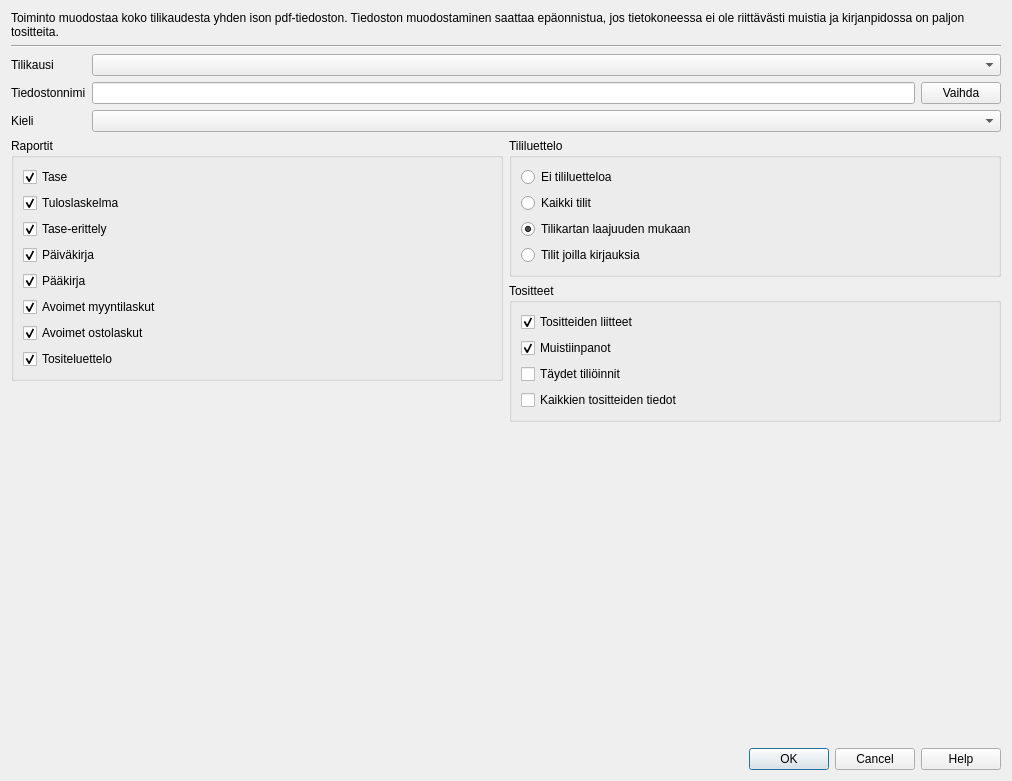
artoh/kitupiikki, file kitsas/arkistoija/aineistodialog.ui: the form before one commit.
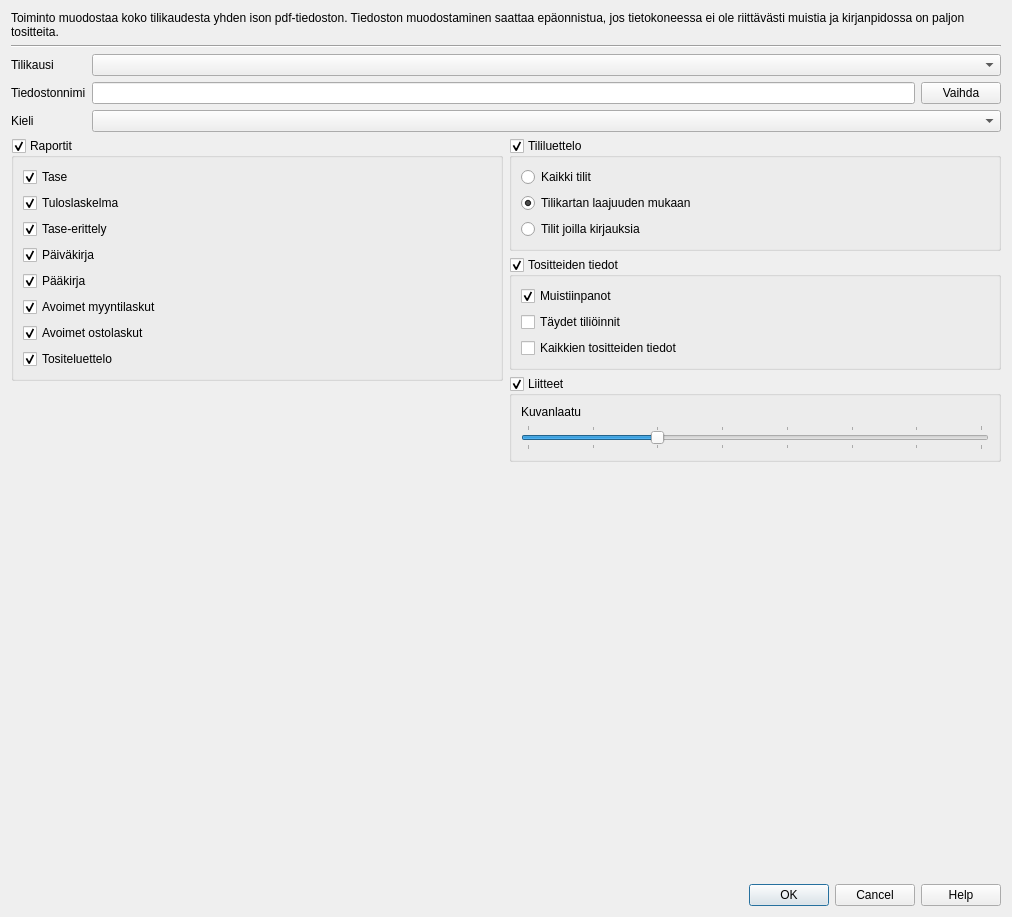
The form after the commit. Icons and pictures are not drawn.

The edit to the form file:
```diff
--- a/kitsas/arkistoija/aineistodialog.ui
+++ b/kitsas/arkistoija/aineistodialog.ui
@@ -7,13 +7,13 @@
     <x>0</x>
     <y>0</y>
     <width>1012</width>
-    <height>781</height>
+    <height>917</height>
    </rect>
   </property>
   <property name="windowTitle">
    <string>Kirjanpitoaineiston muodostaminen</string>
   </property>
-  <layout class="QVBoxLayout" name="verticalLayout_6">
+  <layout class="QVBoxLayout" name="verticalLayout_7">
    <item>
     <widget class="QLabel" name="label_4">
      <property name="text">
@@ -94,7 +94,7 @@
     </layout>
    </item>
    <item>
-    <layout class="QHBoxLayout" name="horizontalLayout_2">
+    <layout class="QHBoxLayout" name="horizontalLayout_2" stretch="1,1">
      <item>
       <layout class="QVBoxLayout" name="verticalLayout_5">
        <item>
@@ -102,6 +102,9 @@
          <property name="title">
           <string>Raportit</string>
          </property>
+         <property name="checkable">
+          <bool>true</bool>
+         </property>
          <layout class="QVBoxLayout" name="verticalLayout_4">
           <item>
            <widget class="QCheckBox" name="taseCheck">
@@ -209,16 +212,9 @@
           <string>Tililuettelo</string>
          </property>
          <property name="checkable">
-          <bool>false</bool>
+          <bool>true</bool>
          </property>
          <layout class="QVBoxLayout" name="verticalLayout_2">
-          <item>
-           <widget class="QRadioButton" name="eitlRadio">
-            <property name="text">
-             <string>Ei tililuetteloa</string>
-            </property>
-           </widget>
-          </item>
           <item>
            <widget class="QRadioButton" name="kaikkitlRadio">
             <property name="text">
@@ -249,19 +245,12 @@
        <item>
         <widget class="QGroupBox" name="groupBox_3">
          <property name="title">
-          <string>Tositteet</string>
+          <string>Tositteiden tiedot</string>
+         </property>
+         <property name="checkable">
+          <bool>true</bool>
          </property>
          <layout class="QVBoxLayout" name="verticalLayout">
-          <item>
-           <widget class="QCheckBox" name="liitteetCheck">
-            <property name="text">
-             <string>Tositteiden liitteet</string>
-            </property>
-            <property name="checked">
-             <bool>true</bool>
-            </property>
-           </widget>
-          </item>
           <item>
            <widget class="QCheckBox" name="muistiinpanotCheck">
             <property name="text">
@@ -289,6 +278,59 @@
          </layout>
         </widget>
        </item>
+       <item>
+        <widget class="QGroupBox" name="liitteetGroup">
+         <property name="title">
+          <string>Liitteet</string>
+         </property>
+         <property name="checkable">
+          <bool>true</bool>
+         </property>
+         <layout class="QVBoxLayout" name="verticalLayout_6">
+          <item>
+           <widget class="QLabel" name="label_5">
+            <property name="text">
+             <string>Kuvanlaatu</string>
+            </property>
+           </widget>
+          </item>
+          <item>
+           <widget class="QSlider" name="dpiSlider">
+            <property name="minimum">
+             <number>75</number>
+            </property>
+            <property name="maximum">
+             <number>425</number>
+            </property>
+            <property name="singleStep">
+             <number>25</number>
+            </property>
+            <property name="pageStep">
+             <number>50</number>
+            </property>
+            <property name="value">
+             <number>175</number>
+            </property>
+            <property name="orientation">
+             <enum>Qt::Horizontal</enum>
+            </property>
+            <property name="invertedAppearance">
+             <bool>false</bool>
+            </property>
+            <property name="invertedControls">
+             <bool>false</bool>
+            </property>
+            <property name="tickPosition">
+             <enum>QSlider::TicksBothSides</enum>
+            </property>
+            <property name="tickInterval">
+             <number>50</number>
+            </property>
+           </widget>
+          </item>
+         </layout>
+        </widget>
+       </item>
        <item>
         <spacer name="verticalSpacer_2">
          <property name="orientation">
```
Left out of the diff: 8 changed lines with no effect on the pictures.
